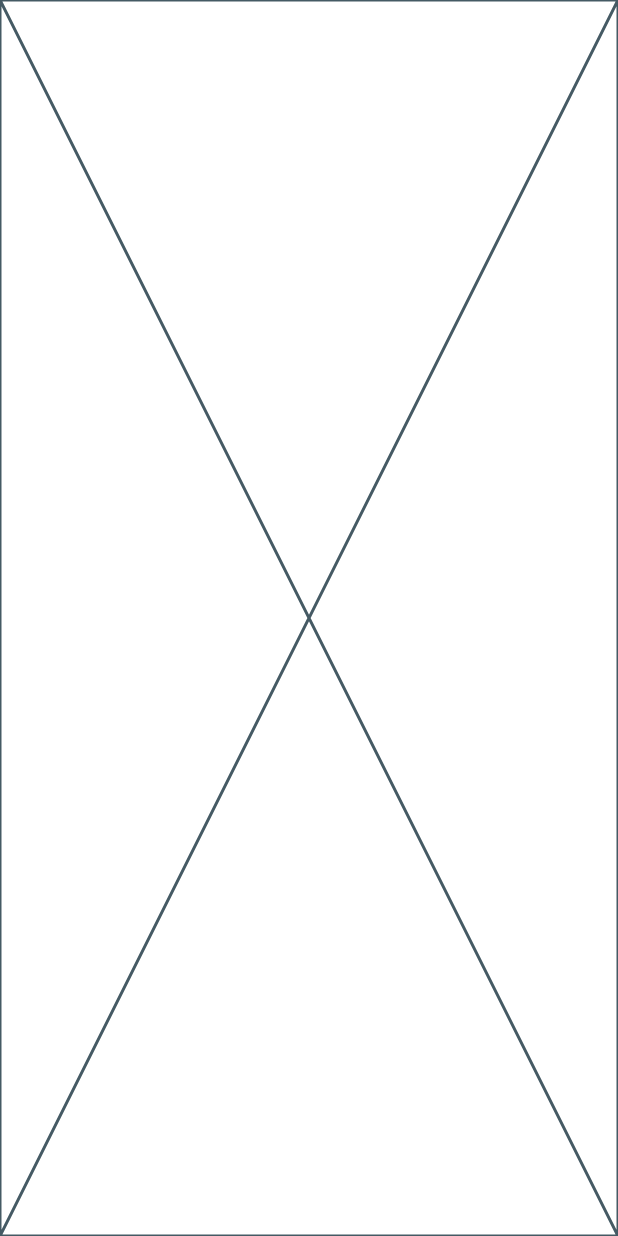
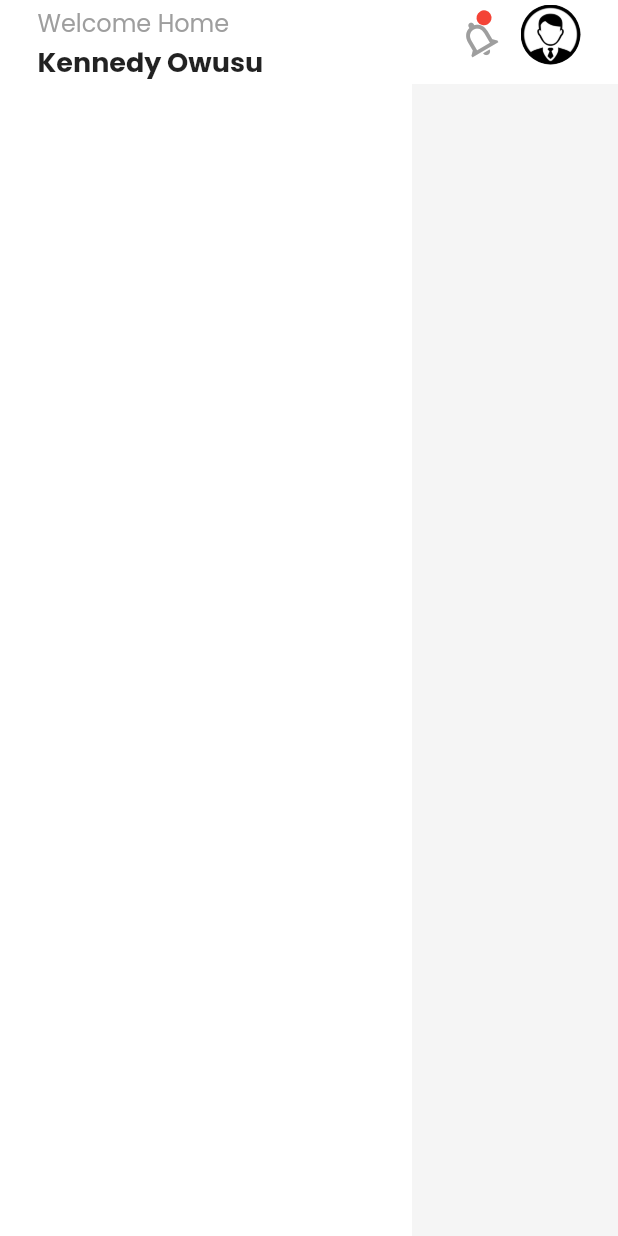
Before and after one commit to kennedyowusu/job_finder, a Flutter app: the screen it shows after launch, on a phone screen of 412 x 824 dp. Run offline on Flutter 3.47's test engine with Material 2 defaults, Android fonts, the phone set to English and light mode, and no system bars; our stand-ins replace get, google_fonts.

Commit message:
import the custom app bar in the home file

```diff
--- a/lib/views/home/home.dart
+++ b/lib/views/home/home.dart
@@ -1,4 +1,5 @@
 import 'package:flutter/material.dart';
+import 'package:job_finder/widgets/custom_appbar.dart';
 
 class HomeScreen extends StatelessWidget {
   const HomeScreen({super.key});
@@ -6,8 +7,27 @@ class HomeScreen extends StatelessWidget {
   @override
   Widget build(BuildContext context) {
     return Scaffold(
-      body: Center(
-        child: Placeholder(),
+      resizeToAvoidBottomInset: true,
+      appBar: CustomAppBar(),
+      body: SafeArea(
+        child: Stack(
+          children: [
+            Row(
+              children: [
+                Expanded(
+                  flex: 2,
+                  child: Container(),
+                ),
+                Expanded(
+                  flex: 1,
+                  child: Container(
+                    color: Colors.grey.withOpacity(0.1),
+                  ),
+                ),
+              ],
+            ),
+          ],
+        ),
       ),
     );
   }
```
